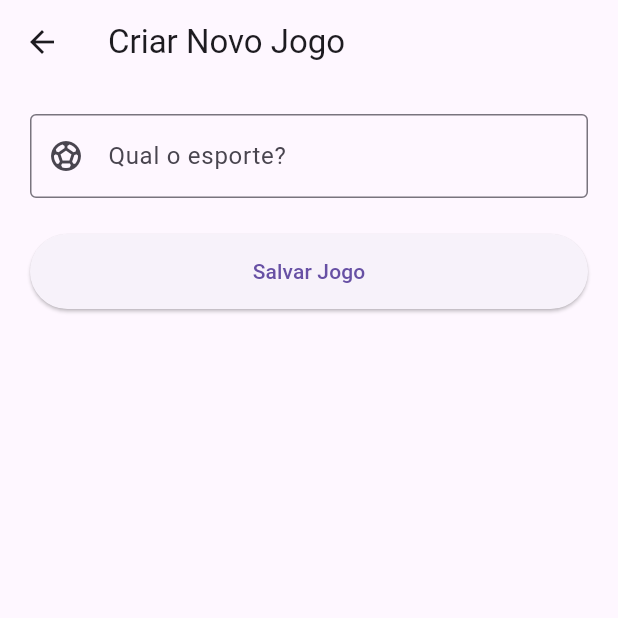
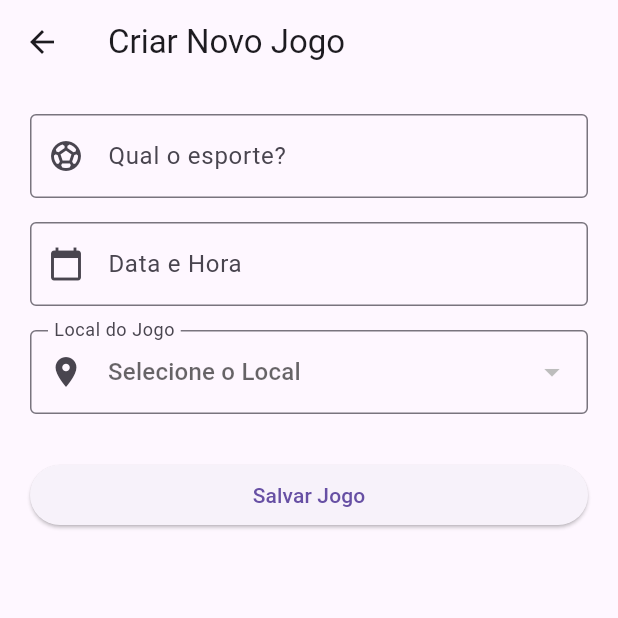
Before and after one commit to AnaCM366/app_mobile_organizacao_de_jogos_esportivos, a Flutter app: the CreateGameScreen screen opened directly, on a phone screen of 412 x 824 dp, the top half of it. Run offline on Flutter 3.47's test engine with Material 3 defaults, Android fonts, the light colour scheme and no system bars; our stand-ins replace supabase_flutter; accounts and stored records are empty.

Commit message:
Subindo novas alterações de cadastro e telas

```diff
--- /dev/null
+++ b/lib/models/jogo_model.dart
@@ -0,0 +1,35 @@
+class Jogo {
+  final String? id;
+  final String titulo;
+  final DateTime dataHora;
+  final String estabelecimentoId;
+  final List<dynamic> participantes;
+
+  Jogo({
+    this.id,
+    required this.titulo,
+    required this.dataHora,
+    required this.estabelecimentoId,
+    this.participantes = const [],
+  });
+
+  // Converte o JSON do Supabase para o objeto Dart [cite: 23]
+  factory Jogo.fromMap(Map<String, dynamic> map) {
+    return Jogo(
+      id: map['id'],
+      titulo: map['titulo'],
+      dataHora: DateTime.parse(map['data_hora']),
+      estabelecimentoId: map['estabelecimento_id'],
+      participantes: map['participantes'] ?? [],
+    );
+  }
+
+  // Converte o objeto Dart para JSON para salvar no Supabase [cite: 23, 59]
+  Map<String, dynamic> toMap() {
+    return {
+      'titulo': titulo,
+      'data_hora': dataHora.toIso8601String(),
+      'estabelecimento_id': estabelecimentoId,
+    };
+  }
+}
--- a/lib/screens/cadastroJogos_form_page.dart
+++ b/lib/screens/cadastroJogos_form_page.dart
@@ -1,99 +1,119 @@
 import 'package:flutter/material.dart';
 import '../services/supabase_service.dart';
-import 'package:supabase_flutter/supabase_flutter.dart';
 
 class CreateGameScreen extends StatefulWidget {
   const CreateGameScreen({super.key});
-
   @override
   State<CreateGameScreen> createState() => _CreateGameScreenState();
 }
 
 class _CreateGameScreenState extends State<CreateGameScreen> {
+  final _formKey = GlobalKey<FormState>();
   final esporteController = TextEditingController();
+  final dataController = TextEditingController();
   final service = SupabaseService();
+  String? localSelecionado;
+  List estabelecimentos = [];
   bool isLoading = false;
 
-  Future<void> salvarJogo() async {
-    final esporte = esporteController.text.trim();
-
-    if (esporte.isEmpty) {
-      _showSnackBar("Informe o esporte", Colors.orange);
-      return;
+  @override
+  void initState() {
+    super.initState();
+    _loadLocais();
   }
 
-    final user = Supabase.instance.client.auth.currentUser;
-    if (user == null) {
-      _showSnackBar(
-        "Usuário não autenticado. Faça login novamente.",
-        Colors.red,
-      );
-      return;
-    }
-
+  _loadLocais() async {
     try {
-      setState(() => isLoading = true);
-
-      await service.createGame(esporte);
-
-      if (mounted) {
-        _showSnackBar("Jogo criado com sucesso!", Colors.green);
-        Navigator.pop(context);
-      }
+      final dados = await service.getEstablishments();
+      setState(() => estabelecimentos = dados);
     } catch (e) {
-      if (mounted) {
-        _showSnackBar("Erro ao salvar jogo: $e", Colors.red);
-      }
-    } finally {
-      if (mounted) {
-        setState(() => isLoading = false);
-      }
+      debugPrint("Erro ao carregar locais: $e");
     }
   }
 
-  void _showSnackBar(String mensagem, Color cor) {
+  void salvar() async {
+    if (!_formKey.currentState!.validate() || localSelecionado == null) return;
+    setState(() => isLoading = true);
+    try {
+      await service.createGame(
+        esporte: esporteController.text,
+        dataHora: dataController.text,
+        estabelecimentoId: localSelecionado!,
+      );
+      if (mounted) Navigator.pop(context);
+    } catch (e) {
       ScaffoldMessenger.of(
         context,
-    ).showSnackBar(SnackBar(content: Text(mensagem), backgroundColor: cor));
+      ).showSnackBar(SnackBar(content: Text("Erro: $e")));
+    } finally {
+      if (mounted) setState(() => isLoading = false);
     }
-
-  @override
-  void dispose() {
-    esporteController.dispose();
-    super.dispose();
   }
 
   @override
   Widget build(BuildContext context) {
     return Scaffold(
       appBar: AppBar(title: const Text("Criar Novo Jogo")),
-      body: Padding(
+      body: SingleChildScrollView(
         padding: const EdgeInsets.all(20),
+        child: Form(
+          key: _formKey,
           child: Column(
             children: [
-            TextField(
+              // Estilo conforme imagem 539906.png
+              TextFormField(
                 controller: esporteController,
                 decoration: const InputDecoration(
                   labelText: "Qual o esporte?",
-                hintText: "Ex: Futebol, Vôlei, Basquete",
                   border: OutlineInputBorder(),
                   prefixIcon: Icon(Icons.sports_soccer),
                 ),
+                validator: (v) => v!.isEmpty ? "Campo obrigatório" : null,
               ),
-            const SizedBox(height: 24),
+              const SizedBox(height: 16),
+              TextFormField(
+                controller: dataController,
+                decoration: const InputDecoration(
+                  labelText: "Data e Hora",
+                  border: OutlineInputBorder(),
+                  prefixIcon: Icon(Icons.calendar_today),
+                ),
+                validator: (v) => v!.isEmpty ? "Campo obrigatório" : null,
+              ),
+              const SizedBox(height: 16),
+              DropdownButtonFormField<String>(
+                value: localSelecionado,
+                isExpanded: true,
+                hint: const Text("Selecione o Local"),
+                decoration: const InputDecoration(
+                  labelText: "Local do Jogo",
+                  border: OutlineInputBorder(),
+                  prefixIcon: Icon(Icons.location_on),
+                ),
+                items: estabelecimentos
+                    .map(
+                      (e) => DropdownMenuItem(
+                        value: e['id'].toString(),
+                        child: Text(e['nome']),
+                      ),
+                    )
+                    .toList(),
+                onChanged: (v) => setState(() => localSelecionado = v),
+              ),
+              const SizedBox(height: 30),
               isLoading
                   ? const CircularProgressIndicator()
                   : SizedBox(
                       width: double.infinity,
-                    height: 50,
                       child: ElevatedButton(
-                      onPressed: salvarJogo,
+                        onPressed: salvar,
                         child: const Text("Salvar Jogo"),
                       ),
                     ),
             ],
           ),
         ),
+      ),
     );
   }
 }
```
Also changed, not shown: lib/models/usuario.dart (+0 -10 lines), lib/screens/detalhesJogo.dart (+120 -50 lines), lib/screens/home_page.dart (+29 -29 lines), lib/services/jogo_service.dart (added, +35 -0 lines), lib/services/supabase_service.dart (+44 -71 lines). Lines whose indentation alone changed are shown as unchanged.
